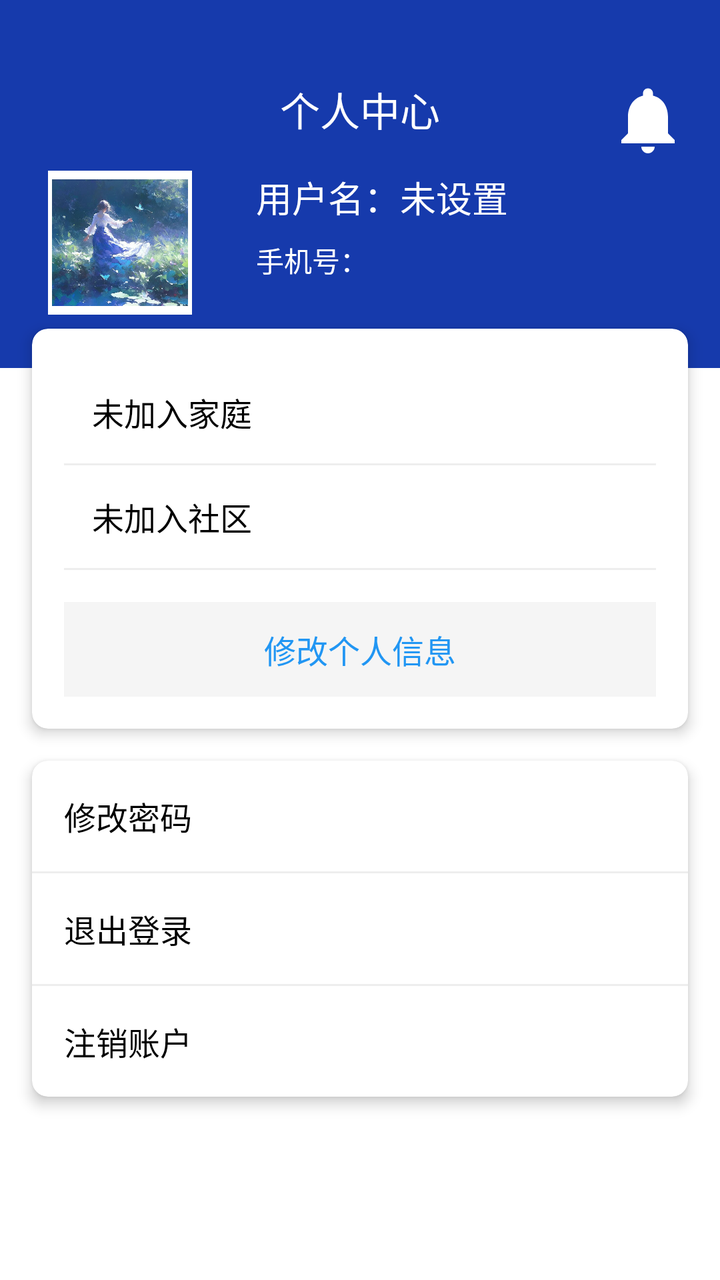
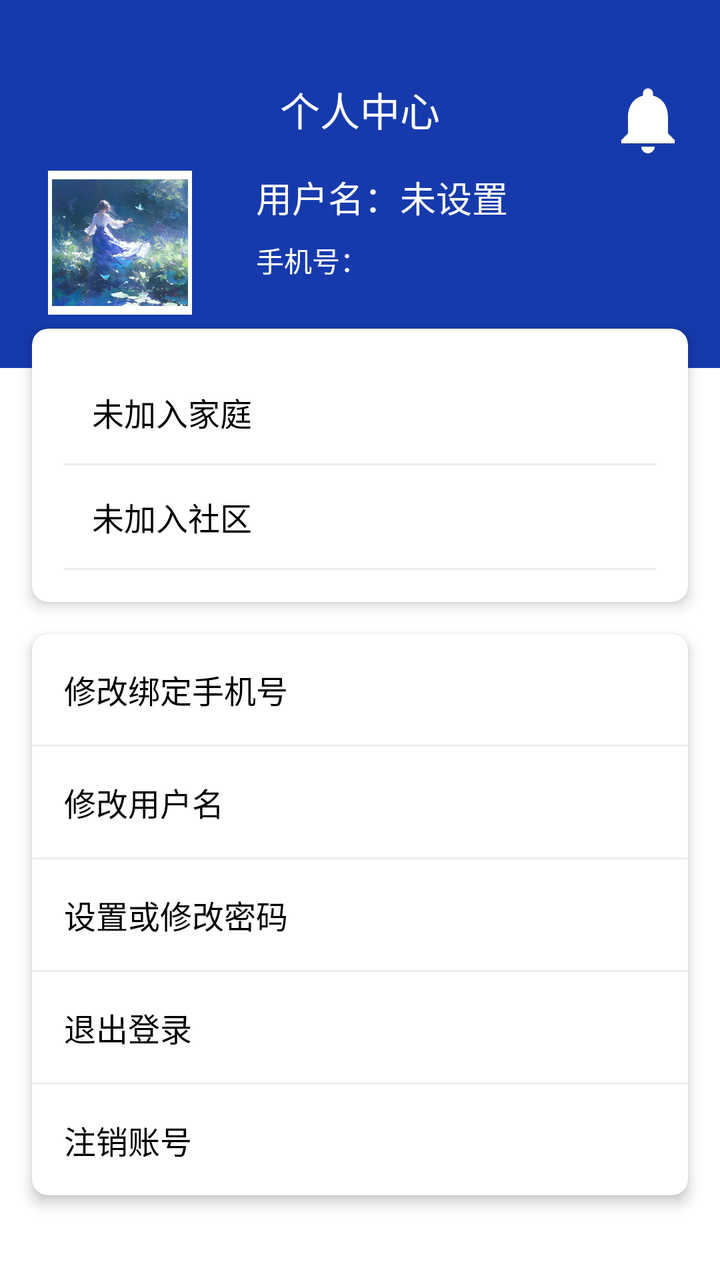

An Android layout rendered at two revisions. The XML below is the earlier revision; the diff shows what the commit changed to produce the second picture.
<!-- AndroidManifest.xml: application theme Theme.Shiwujie -->
<!-- res/layout/fragment_volunteer_profile.xml -->
<?xml version="1.0" encoding="utf-8"?>
<ScrollView xmlns:android="http://schemas.android.com/apk/res/android"
    xmlns:app="http://schemas.android.com/apk/res-auto"
    android:layout_width="match_parent"
    android:layout_height="match_parent"
    android:fillViewport="true">

    <androidx.constraintlayout.widget.ConstraintLayout
        android:layout_width="match_parent"
        android:layout_height="wrap_content">

        
        <View
            android:id="@+id/statusBarSpacer"
            android:layout_width="match_parent"
            android:layout_height="24dp"
             android:background="#163AAC"
            app:layout_constraintTop_toTopOf="parent" />

        
        <androidx.constraintlayout.widget.ConstraintLayout
            android:id="@+id/layoutUserInfo"
            android:layout_width="match_parent"
            android:layout_height="0dp"
            android:background="#163AAC"
            android:minHeight="200dp"
            app:layout_constraintHeight_percent="0.25"
            app:layout_constraintTop_toBottomOf="@id/statusBarSpacer">

            
            <TextView
                android:id="@+id/tvTitle"
                android:layout_width="wrap_content"
                android:layout_height="wrap_content"
                android:layout_marginTop="16dp"
                android:text="个人中心"
                android:textColor="@android:color/white"
                android:textSize="20sp"
                app:layout_constraintLeft_toLeftOf="parent"
                app:layout_constraintRight_toRightOf="parent"
                app:layout_constraintTop_toTopOf="parent" />

            
            <ImageView
                android:id="@+id/ivAvatar"
                android:layout_width="0dp"
                android:layout_height="0dp"
                android:layout_marginStart="24dp"
                android:layout_marginTop="16dp"
                android:layout_marginEnd="16dp"
                android:background="@android:color/white"
                android:padding="2dp"
                android:src="@drawable/touxiang"
                app:layout_constraintDimensionRatio="1:1"
                app:layout_constraintLeft_toLeftOf="parent"
                app:layout_constraintRight_toLeftOf="@id/userInfoContainer"
                app:layout_constraintTop_toBottomOf="@id/tvTitle"
                app:layout_constraintWidth_percent="0.2" />

            
            <LinearLayout
                android:id="@+id/userInfoContainer"
                android:layout_width="0dp"
                android:layout_height="wrap_content"
                android:layout_marginStart="16dp"
                android:layout_marginEnd="16dp"
                android:orientation="vertical"
                app:layout_constraintLeft_toRightOf="@id/ivAvatar"
                app:layout_constraintRight_toLeftOf="@id/ivBrainIcon"
                app:layout_constraintTop_toTopOf="@id/ivAvatar">

                
                <TextView
                    android:id="@+id/tvUsername"
                    android:layout_width="match_parent"
                    android:layout_height="wrap_content"
                    android:text="用户名：未设置"
                    android:textColor="@android:color/white"
                    android:textSize="18sp" />

                
                <TextView
                    android:id="@+id/tvAccount"
                    android:layout_width="match_parent"
                    android:layout_height="wrap_content"
                    android:layout_marginTop="8dp"
                    android:text="手机号："
                    android:textColor="@android:color/white"
                    android:textSize="14sp" />

            </LinearLayout>

            
            <ImageView
                android:id="@+id/ivBrainIcon"
                android:layout_width="40dp"
                android:layout_height="40dp"
                android:layout_margin="16dp"
                android:src="@drawable/ic_notifications_black_24dp"
                android:tint="@android:color/white"
                app:layout_constraintRight_toRightOf="parent"
                app:layout_constraintTop_toTopOf="parent" />

        </androidx.constraintlayout.widget.ConstraintLayout>

        
        <androidx.cardview.widget.CardView
            android:id="@+id/cardInfo"
            android:layout_width="match_parent"
            android:layout_height="wrap_content"
            android:layout_marginHorizontal="16dp"
            android:layout_marginTop="-20dp"
            app:cardCornerRadius="8dp"
            app:cardElevation="4dp"
            app:layout_constraintTop_toBottomOf="@id/layoutUserInfo">

            <LinearLayout
                android:layout_width="match_parent"
                android:layout_height="wrap_content"
                android:orientation="vertical"
                android:padding="16dp">

                
                <TextView
                    android:id="@+id/btnFamily"
                    android:layout_width="match_parent"
                    android:layout_height="wrap_content"
                    android:background="?android:attr/selectableItemBackground"
                    android:contentDescription="家庭状态，点按进入家庭页面"
                    android:padding="14dp"
                    android:text="未加入家庭"
                    android:textColor="@android:color/black"
                    android:textSize="16sp" />

                <View
                    android:layout_width="match_parent"
                    android:layout_height="1dp"
                    android:background="#EEEEEE" />

                
                <TextView
                    android:id="@+id/tvCommunityStatus"
                    android:layout_width="match_parent"
                    android:layout_height="wrap_content"
                    android:background="?android:attr/selectableItemBackground"
                    android:contentDescription="社区状态，点按进入社区页面"
                    android:padding="14dp"
                    android:text="未加入社区"
                    android:textColor="@android:color/black"
                    android:textSize="16sp" />

                <View
                    android:layout_width="match_parent"
                    android:layout_height="1dp"
                    android:background="#EEEEEE" />

                
                <TextView
                    android:id="@+id/tvAuthStatus"
                    android:layout_width="match_parent"
                    android:layout_height="wrap_content"
                    android:text="身份已认证"
                    android:textColor="@android:color/black"
                    android:textSize="16sp"
                    android:visibility="gone" />

                
                <TextView
                    android:id="@+id/tvIdCard"
                    android:layout_width="match_parent"
                    android:layout_height="wrap_content"
                    android:text=""
                    android:textColor="@android:color/black"
                    android:textSize="14sp"
                    android:visibility="gone" />

                
                <TextView
                    android:id="@+id/btnEditInfo"
                    android:layout_width="match_parent"
                    android:layout_height="wrap_content"
                    android:layout_marginTop="16dp"
                    android:background="#F5F5F5"
                    android:gravity="center"
                    android:padding="12dp"
                    android:text="修改个人信息"
                    android:textColor="#2196F3"
                    android:textSize="16sp" />

            </LinearLayout>

        </androidx.cardview.widget.CardView>

        
        <androidx.cardview.widget.CardView
            android:layout_width="match_parent"
            android:layout_height="wrap_content"
            android:layout_marginHorizontal="16dp"
            android:layout_marginTop="16dp"
            android:layout_marginBottom="16dp"
            app:cardCornerRadius="8dp"
            app:cardElevation="4dp"
            app:layout_constraintTop_toBottomOf="@id/cardInfo">

            <LinearLayout
                android:layout_width="match_parent"
                android:layout_height="wrap_content"
                android:orientation="vertical">

                
                <TextView
                    android:id="@+id/btnChangePassword"
                    android:layout_width="match_parent"
                    android:layout_height="wrap_content"
                    android:background="?android:attr/selectableItemBackground"
                    android:padding="16dp"
                    android:text="修改密码"
                    android:textColor="@android:color/black"
                    android:textSize="16sp" />

                <View
                    android:layout_width="match_parent"
                    android:layout_height="1dp"
                    android:background="#EEEEEE" />

                
                <TextView
                    android:id="@+id/btnLogout"
                    android:layout_width="match_parent"
                    android:layout_height="wrap_content"
                    android:background="?android:attr/selectableItemBackground"
                    android:padding="16dp"
                    android:text="退出登录"
                    android:textColor="@android:color/black"
                    android:textSize="16sp" />

                <View
                    android:layout_width="match_parent"
                    android:layout_height="1dp"
                    android:background="#EEEEEE" />

                
                <TextView
                    android:id="@+id/btnDeleteAccount"
                    android:layout_width="match_parent"
                    android:layout_height="wrap_content"
                    android:background="?android:attr/selectableItemBackground"
                    android:padding="16dp"
                    android:text="注销账户"
                    android:textColor="@android:color/black"
                    android:textSize="16sp" />

            </LinearLayout>

        </androidx.cardview.widget.CardView>

    </androidx.constraintlayout.widget.ConstraintLayout>

</ScrollView>
<!-- resources referenced by this layout -->
<resources>
  <!-- drawable ic_notifications_black_24dp (drawable) -->
  <vector xmlns:android="http://schemas.android.com/apk/res/android"
      android:width="24dp"
      android:height="24dp"
      android:viewportWidth="24.0"
      android:viewportHeight="24.0">
      <path
          android:fillColor="#FF000000"
          android:pathData="M12,22c1.1,0 2,-0.9 2,-2h-4c0,1.1 0.89,2 2,2zM18,16v-5c0,-3.07 -1.64,-5.64 -4.5,-6.32L13.5,4c0,-0.83 -0.67,-1.5 -1.5,-1.5s-1.5,0.67 -1.5,1.5v0.68C7.63,5.36 6,7.92 6,11v5l-2,2v1h16v-1l-2,-2z" />
  </vector>
  <!-- drawable touxiang: jpg bitmap (drawable, 80153 bytes) -->
  <style name="Theme.Shiwujie" parent="Theme.MaterialComponents.DayNight.NoActionBar">
          <item name="colorPrimary">@color/primary_blue</item>
          <item name="colorPrimaryVariant">@color/primary_blue</item>
          <item name="colorOnPrimary">@color/white</item>
          
          <item name="colorSecondary">@color/primary_blue</item>
          <item name="colorSecondaryVariant">@color/primary_blue</item>
          <item name="colorOnSecondary">@color/black</item>
          
          <item name="android:statusBarColor">?attr/colorPrimaryVariant</item>
      </style>
  <color name="primary_blue">#163AAC</color>
  <color name="white">#FFFFFFFF</color>
  <color name="black">#FF000000</color>
</resources>

<!-- the commit's change to res/layout/fragment_volunteer_profile.xml (unified diff, before → after) -->
@@ -174,19 +174,6 @@
                     android:textSize="14sp"
                     android:visibility="gone" />
 
-                
-                <TextView
-                    android:id="@+id/btnEditInfo"
-                    android:layout_width="match_parent"
-                    android:layout_height="wrap_content"
-                    android:layout_marginTop="16dp"
-                    android:background="#F5F5F5"
-                    android:gravity="center"
-                    android:padding="12dp"
-                    android:text="修改个人信息"
-                    android:textColor="#2196F3"
-                    android:textSize="16sp" />
-
             </LinearLayout>
 
         </androidx.cardview.widget.CardView>
@@ -209,12 +196,46 @@
 
                 
                 <TextView
+                    android:id="@+id/btnChangePhone"
+                    android:layout_width="match_parent"
+                    android:layout_height="wrap_content"
+                    android:background="?android:attr/selectableItemBackground"
+                    android:contentDescription="修改绑定手机号，点按修改"
+                    android:padding="16dp"
+                    android:text="修改绑定手机号"
+                    android:textColor="@android:color/black"
+                    android:textSize="16sp" />
+
+                <View
+                    android:layout_width="match_parent"
+                    android:layout_height="1dp"
+                    android:background="#EEEEEE" />
+
+                
+                <TextView
+                    android:id="@+id/btnChangeUsername"
+                    android:layout_width="match_parent"
+                    android:layout_height="wrap_content"
+                    android:background="?android:attr/selectableItemBackground"
+                    android:contentDescription="修改用户名，点按修改"
+                    android:padding="16dp"
+                    android:text="修改用户名"
+                    android:textColor="@android:color/black"
+                    android:textSize="16sp" />
+
+                <View
+                    android:layout_width="match_parent"
+                    android:layout_height="1dp"
+                    android:background="#EEEEEE" />
+
+                
+                <TextView
                     android:id="@+id/btnChangePassword"
                     android:layout_width="match_parent"
                     android:layout_height="wrap_content"
                     android:background="?android:attr/selectableItemBackground"
                     android:padding="16dp"
-                    android:text="修改密码"
+                    android:text="设置或修改密码"
                     android:textColor="@android:color/black"
                     android:textSize="16sp" />
 
@@ -246,7 +267,7 @@
                     android:layout_height="wrap_content"
                     android:background="?android:attr/selectableItemBackground"
                     android:padding="16dp"
-                    android:text="注销账户"
+                    android:text="注销账号"
                     android:textColor="@android:color/black"
                     android:textSize="16sp" />
 
